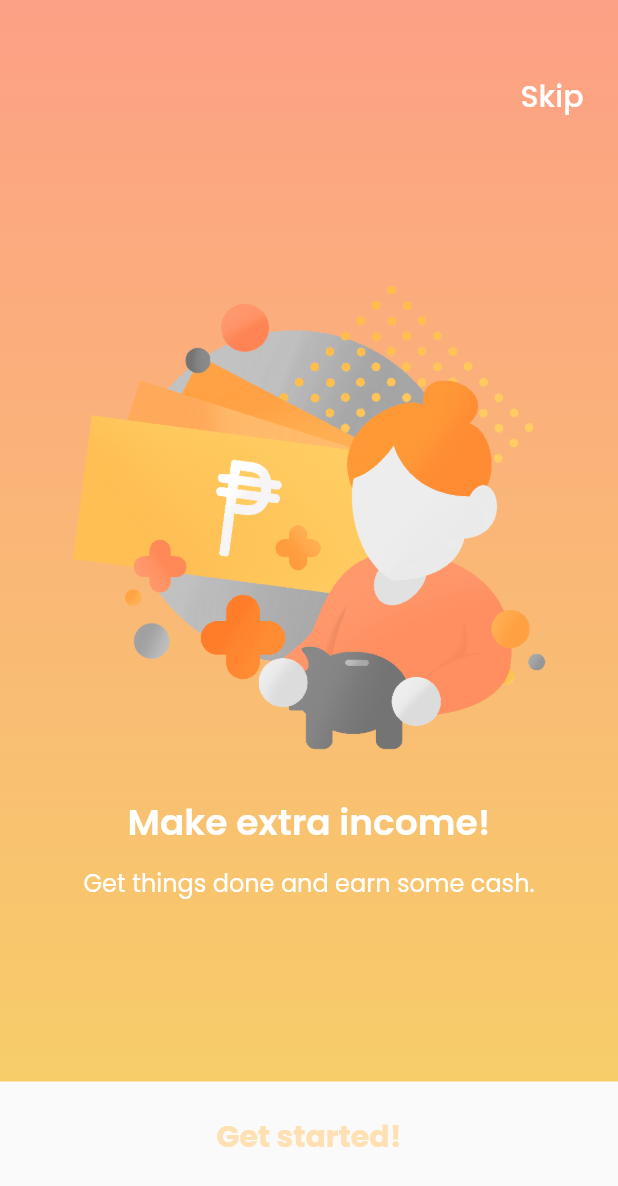
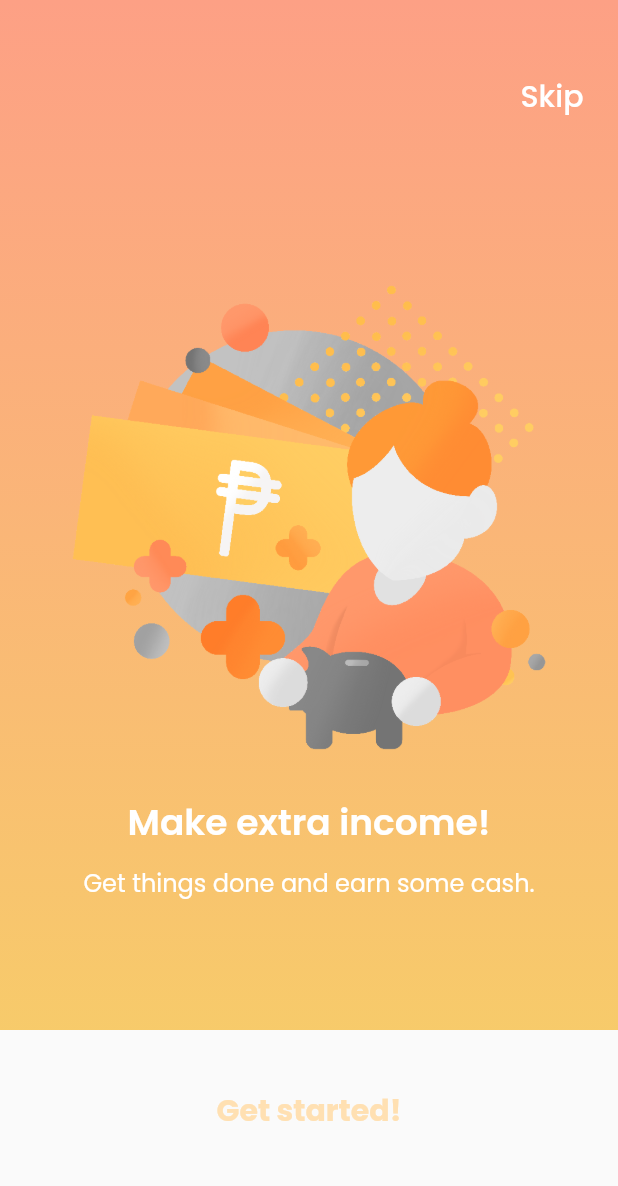
Before and after one commit to jrmgarcia/pasabay_app, a Flutter app: the screen it shows after launch, swiped to page 3, on a phone screen of 412 x 824 dp. Shown: the top 1186 px of the screen. Run offline on Flutter 3.47's test engine with Material 2 defaults, Android fonts, the phone set to English and light mode, and no system bars; our stand-ins replace cached_network_image, cloud_firestore, curved_navigation_bar, firebase_auth, firebase_storage, flutter_rating_bar and 10 more; accounts and stored records are empty.

Commit message:
Fixed onboarding last page container size

```diff
--- a/lib/ui/views/onboarding_view.dart
+++ b/lib/ui/views/onboarding_view.dart
@@ -192,7 +192,7 @@ class _OnboardingViewState extends State<OnboardingView> {
       ),
       bottomSheet: _currentPage == _numPages - 1
           ? Container(
-              height: queryData.size.height/8,
+              height: queryData.size.height/6,
               width: double.infinity,
               child: GestureDetector(
                 onTap: () => _navigationService.navigateTo(LoginViewRoute),
```
